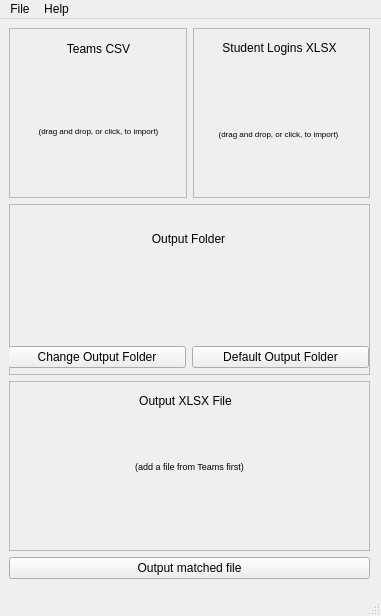
Above: gui/main_window.ui from dylarm/TeamsAtlasBridge before the change. Below: the same form after it.
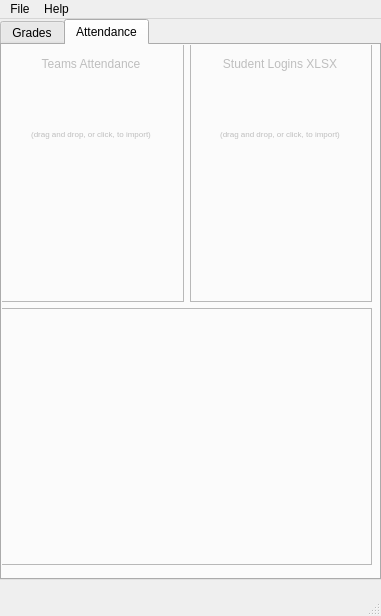
That is the form after the change. The open tabs and pages were chosen to show the change. Custom widgets are drawn as their Qt base class.

Commit message:
Begin of tabbed layout - grades AND attendance
Easy enough to move the grading stuff into a tab. But now I'm wanting to try a new layout scheme with the attendance. Let's see how it works.

The edit to the form file:
```diff
--- a/gui/main_window.ui
+++ b/gui/main_window.ui
@@ -36,13 +36,32 @@
    <bool>false</bool>
   </property>
   <widget class="QWidget" name="centralwidget">
+   <widget class="QTabWidget" name="tabWidget">
+    <property name="enabled">
+     <bool>true</bool>
+    </property>
+    <property name="geometry">
+     <rect>
+      <x>0</x>
+      <y>0</y>
+      <width>381</width>
+      <height>561</height>
+     </rect>
+    </property>
+    <property name="currentIndex">
+     <number>0</number>
+    </property>
+    <widget class="QWidget" name="tab_grades">
+     <attribute name="title">
+      <string>Grades</string>
+     </attribute>
    <widget class="QWidget" name="gridLayoutWidget">
     <property name="geometry">
      <rect>
-      <x>9</x>
-      <y>9</y>
-      <width>361</width>
-      <height>551</height>
+        <x>0</x>
+        <y>0</y>
+        <width>371</width>
+        <height>511</height>
      </rect>
     </property>
     <layout class="QGridLayout" name="gridLayout">
@@ -60,10 +79,10 @@
        <widget class="QLabel" name="label_input_students">
         <property name="geometry">
          <rect>
-          <x>6</x>
-          <y>-1</y>
-          <width>161</width>
-          <height>41</height>
+            <x>0</x>
+            <y>0</y>
+            <width>180</width>
+            <height>40</height>
          </rect>
         </property>
         <property name="text">
@@ -76,10 +95,10 @@
        <widget class="QPushButton" name="button_input_students">
         <property name="geometry">
          <rect>
-          <x>0</x>
+            <x>8</x>
           <y>40</y>
-          <width>171</width>
-          <height>131</height>
+            <width>170</width>
+            <height>100</height>
          </rect>
         </property>
         <property name="font">
@@ -107,9 +126,9 @@
        <widget class="QLabel" name="label_output_xlsx">
         <property name="geometry">
          <rect>
-          <x>6</x>
+            <x>0</x>
           <y>10</y>
-          <width>341</width>
+            <width>370</width>
           <height>20</height>
          </rect>
         </property>
@@ -124,9 +143,9 @@
         <property name="geometry">
          <rect>
           <x>10</x>
-          <y>10</y>
-          <width>341</width>
-          <height>151</height>
+            <y>40</y>
+            <width>350</width>
+            <height>100</height>
          </rect>
         </property>
         <property name="font">
@@ -162,10 +181,10 @@
        <widget class="QPushButton" name="button_input_teams">
         <property name="geometry">
          <rect>
-          <x>0</x>
-          <y>37</y>
-          <width>179</width>
-          <height>131</height>
+            <x>8</x>
+            <y>40</y>
+            <width>170</width>
+            <height>100</height>
          </rect>
         </property>
         <property name="font">
@@ -185,8 +204,8 @@
          <rect>
           <x>0</x>
           <y>0</y>
-          <width>179</width>
-          <height>41</height>
+            <width>180</width>
+            <height>40</height>
          </rect>
         </property>
         <property name="text">
@@ -216,10 +235,10 @@
        <widget class="QWidget" name="verticalLayoutWidget">
         <property name="geometry">
          <rect>
-          <x>-1</x>
+            <x>9</x>
           <y>3</y>
-          <width>361</width>
-          <height>161</height>
+            <width>351</width>
+            <height>141</height>
          </rect>
         </property>
         <layout class="QVBoxLayout" name="verticalLayout">
@@ -266,6 +285,139 @@
       </widget>
      </item>
     </layout>
+     </widget>
+    </widget>
+    <widget class="QWidget" name="tab_attendance">
+     <property name="enabled">
+      <bool>false</bool>
+     </property>
+     <attribute name="title">
+      <string>Attendance</string>
+     </attribute>
+     <widget class="QWidget" name="verticalLayoutWidget_2">
+      <property name="geometry">
+       <rect>
+        <x>-1</x>
+        <y>-1</y>
+        <width>371</width>
+        <height>521</height>
+       </rect>
+      </property>
+      <layout class="QVBoxLayout" name="verticalLayout_2">
+       <item>
+        <layout class="QHBoxLayout" name="horizontalLayout_2">
+         <item>
+          <widget class="QFrameDragDrop" name="frame_teams_att">
+           <property name="frameShape">
+            <enum>QFrame::StyledPanel</enum>
+           </property>
+           <property name="frameShadow">
+            <enum>QFrame::Sunken</enum>
+           </property>
+           <widget class="QLabel" name="label_input_teams_att">
+            <property name="geometry">
+             <rect>
+              <x>0</x>
+              <y>0</y>
+              <width>180</width>
+              <height>40</height>
+             </rect>
+            </property>
+            <property name="text">
+             <string>Teams Attendance</string>
+            </property>
+            <property name="alignment">
+             <set>Qt::AlignCenter</set>
+            </property>
+           </widget>
+           <widget class="QPushButton" name="button_input_teams_att">
+            <property name="geometry">
+             <rect>
+              <x>0</x>
+              <y>40</y>
+              <width>180</width>
+              <height>100</height>
+             </rect>
+            </property>
+            <property name="font">
+             <font>
+              <pointsize>6</pointsize>
+             </font>
+            </property>
+            <property name="text">
+             <string>(drag and drop, or click, to import)</string>
+            </property>
+            <property name="flat">
+             <bool>true</bool>
+            </property>
+           </widget>
+          </widget>
+         </item>
+         <item>
+          <widget class="QFrameDragDrop" name="frame_student_xlsx_att">
+           <property name="acceptDrops">
+            <bool>true</bool>
+           </property>
+           <property name="frameShape">
+            <enum>QFrame::StyledPanel</enum>
+           </property>
+           <property name="frameShadow">
+            <enum>QFrame::Sunken</enum>
+           </property>
+           <widget class="QLabel" name="label_input_students_att">
+            <property name="geometry">
+             <rect>
+              <x>0</x>
+              <y>0</y>
+              <width>180</width>
+              <height>40</height>
+             </rect>
+            </property>
+            <property name="text">
+             <string>Student Logins XLSX</string>
+            </property>
+            <property name="alignment">
+             <set>Qt::AlignCenter</set>
+            </property>
+           </widget>
+           <widget class="QPushButton" name="button_input_students_att">
+            <property name="geometry">
+             <rect>
+              <x>0</x>
+              <y>40</y>
+              <width>180</width>
+              <height>100</height>
+             </rect>
+            </property>
+            <property name="font">
+             <font>
+              <pointsize>6</pointsize>
+             </font>
+            </property>
+            <property name="text">
+             <string>(drag and drop, or click, to import)</string>
+            </property>
+            <property name="flat">
+             <bool>true</bool>
+            </property>
+           </widget>
+          </widget>
+         </item>
+        </layout>
+       </item>
+       <item>
+        <widget class="QFrame" name="frame">
+         <property name="frameShape">
+          <enum>QFrame::StyledPanel</enum>
+         </property>
+         <property name="frameShadow">
+          <enum>QFrame::Sunken</enum>
+         </property>
+        </widget>
+       </item>
+      </layout>
+     </widget>
+    </widget>
    </widget>
   </widget>
   <widget class="QMenuBar" name="menubar">
```
Lines whose indentation alone changed are shown as unchanged.
